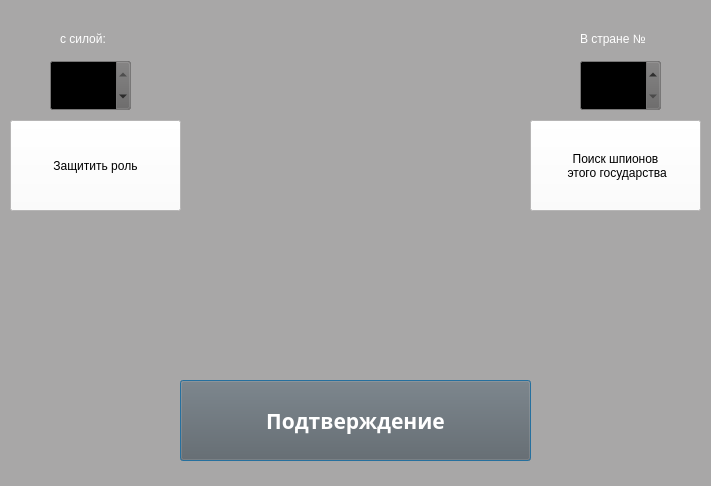
Old version of the form ministrys/kgb.ui in the repository vladyan18/MagaGame.
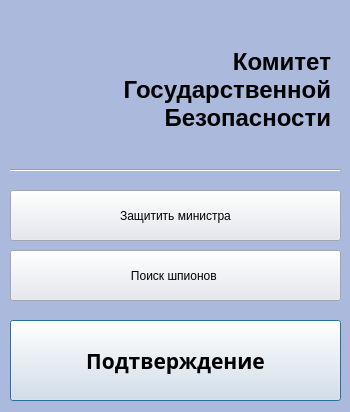
New version of the form. Icons and pictures are not drawn.

```diff
--- a/ministrys/kgb.ui
+++ b/ministrys/kgb.ui
@@ -6,8 +6,8 @@
    <rect>
     <x>0</x>
     <y>0</y>
-    <width>711</width>
-    <height>486</height>
+    <width>350</width>
+    <height>412</height>
    </rect>
   </property>
   <property name="palette">
@@ -25,9 +25,9 @@
      <colorrole role="Button">
       <brush brushstyle="SolidPattern">
        <color alpha="255">
-        <red>99</red>
-        <green>98</green>
-        <blue>98</blue>
+        <red>171</red>
+        <green>186</green>
+        <blue>220</blue>
        </color>
       </brush>
      </colorrole>
@@ -97,18 +97,18 @@
      <colorrole role="Base">
       <brush brushstyle="SolidPattern">
        <color alpha="255">
-        <red>0</red>
-        <green>0</green>
-        <blue>0</blue>
+        <red>171</red>
+        <green>186</green>
+        <blue>220</blue>
        </color>
       </brush>
      </colorrole>
      <colorrole role="Window">
       <brush brushstyle="SolidPattern">
        <color alpha="255">
-        <red>168</red>
-        <green>167</green>
-        <blue>167</blue>
+        <red>171</red>
+        <green>186</green>
+        <blue>220</blue>
        </color>
       </brush>
      </colorrole>
@@ -162,9 +162,9 @@
      <colorrole role="Button">
       <brush brushstyle="SolidPattern">
        <color alpha="255">
-        <red>99</red>
-        <green>98</green>
-        <blue>98</blue>
+        <red>171</red>
+        <green>186</green>
+        <blue>220</blue>
        </color>
       </brush>
      </colorrole>
@@ -234,18 +234,18 @@
      <colorrole role="Base">
       <brush brushstyle="SolidPattern">
        <color alpha="255">
-        <red>0</red>
-        <green>0</green>
-        <blue>0</blue>
+        <red>171</red>
+        <green>186</green>
+        <blue>220</blue>
        </color>
       </brush>
      </colorrole>
      <colorrole role="Window">
       <brush brushstyle="SolidPattern">
        <color alpha="255">
-        <red>168</red>
-        <green>167</green>
-        <blue>167</blue>
+        <red>171</red>
+        <green>186</green>
+        <blue>220</blue>
        </color>
       </brush>
      </colorrole>
@@ -299,9 +299,9 @@
      <colorrole role="Button">
       <brush brushstyle="SolidPattern">
        <color alpha="255">
-        <red>99</red>
-        <green>98</green>
-        <blue>98</blue>
+        <red>171</red>
+        <green>186</green>
+        <blue>220</blue>
        </color>
       </brush>
      </colorrole>
@@ -371,18 +371,18 @@
      <colorrole role="Base">
       <brush brushstyle="SolidPattern">
        <color alpha="255">
-        <red>168</red>
-        <green>167</green>
-        <blue>167</blue>
+        <red>171</red>
+        <green>186</green>
+        <blue>220</blue>
        </color>
       </brush>
      </colorrole>
      <colorrole role="Window">
       <brush brushstyle="SolidPattern">
        <color alpha="255">
-        <red>168</red>
-        <green>167</green>
-        <blue>167</blue>
+        <red>171</red>
+        <green>186</green>
+        <blue>220</blue>
        </color>
       </brush>
      </colorrole>
@@ -428,26 +428,35 @@
   <property name="windowTitle">
    <string>Комитет Государственной Безопасности</string>
   </property>
+  <property name="styleSheet">
+   <string notr="true">QDialog
+{
+	background-color: rgb(171, 186, 220);
+}</string>
+  </property>
   <widget class="QLabel" name="label">
    <property name="geometry">
     <rect>
-     <x>210</x>
-     <y>30</y>
-     <width>281</width>
-     <height>331</height>
+     <x>0</x>
+     <y>20</y>
+     <width>121</width>
+     <height>131</height>
     </rect>
    </property>
+   <property name="styleSheet">
+    <string notr="true">background-image: url(:/kgb.png);</string>
+   </property>
    <property name="text">
-    <string>&lt;html&gt;&lt;head/&gt;&lt;body&gt;&lt;p&gt;&lt;img src=&quot;:/kgb.png&quot;/&gt;&lt;/p&gt;&lt;/body&gt;&lt;/html&gt;</string>
+    <string>&lt;html&gt;&lt;head/&gt;&lt;body&gt;&lt;p&gt;&lt;br/&gt;&lt;/p&gt;&lt;/body&gt;&lt;/html&gt;</string>
    </property>
   </widget>
   <widget class="QPushButton" name="defRolesButton">
    <property name="geometry">
     <rect>
      <x>10</x>
-     <y>120</y>
-     <width>171</width>
-     <height>91</height>
+     <y>190</y>
+     <width>331</width>
+     <height>51</height>
     </rect>
    </property>
    <property name="palette">
@@ -465,9 +474,9 @@
       <colorrole role="Button">
        <brush brushstyle="SolidPattern">
         <color alpha="255">
-         <red>255</red>
-         <green>253</green>
-         <blue>253</blue>
+         <red>229</red>
+         <green>231</green>
+         <blue>240</blue>
         </color>
        </brush>
       </colorrole>
@@ -537,18 +546,18 @@
       <colorrole role="Base">
        <brush brushstyle="SolidPattern">
         <color alpha="255">
-         <red>255</red>
-         <green>255</green>
-         <blue>255</blue>
+         <red>229</red>
+         <green>231</green>
+         <blue>240</blue>
         </color>
        </brush>
       </colorrole>
       <colorrole role="Window">
        <brush brushstyle="SolidPattern">
         <color alpha="255">
-         <red>255</red>
-         <green>253</green>
-         <blue>253</blue>
+         <red>229</red>
+         <green>231</green>
+         <blue>240</blue>
         </color>
        </brush>
       </colorrole>
@@ -602,9 +611,9 @@
       <colorrole role="Button">
        <brush brushstyle="SolidPattern">
         <color alpha="255">
-         <red>255</red>
-         <green>253</green>
-         <blue>253</blue>
+         <red>229</red>
+         <green>231</green>
+         <blue>240</blue>
         </color>
        </brush>
       </colorrole>
@@ -674,18 +683,18 @@
       <colorrole role="Base">
        <brush brushstyle="SolidPattern">
         <color alpha="255">
-         <red>255</red>
-         <green>255</green>
-         <blue>255</blue>
+         <red>229</red>
+         <green>231</green>
+         <blue>240</blue>
         </color>
        </brush>
       </colorrole>
       <colorrole role="Window">
        <brush brushstyle="SolidPattern">
         <color alpha="255">
-         <red>255</red>
-         <green>253</green>
-         <blue>253</blue>
+         <red>229</red>
+         <green>231</green>
+         <blue>240</blue>
         </color>
        </brush>
       </colorrole>
@@ -739,9 +748,9 @@
       <colorrole role="Button">
        <brush brushstyle="SolidPattern">
         <color alpha="255">
-         <red>255</red>
-         <green>253</green>
-         <blue>253</blue>
+         <red>229</red>
+         <green>231</green>
+         <blue>240</blue>
         </color>
        </brush>
       </colorrole>
@@ -811,18 +820,18 @@
       <colorrole role="Base">
        <brush brushstyle="SolidPattern">
         <color alpha="255">
-         <red>255</red>
-         <green>253</green>
-         <blue>253</blue>
+         <red>229</red>
+         <green>231</green>
+         <blue>240</blue>
         </color>
        </brush>
       </colorrole>
       <colorrole role="Window">
        <brush brushstyle="SolidPattern">
         <color alpha="255">
-         <red>255</red>
-         <green>253</green>
-         <blue>253</blue>
+         <red>229</red>
+         <green>231</green>
+         <blue>240</blue>
         </color>
        </brush>
       </colorrole>
@@ -865,8 +874,14 @@
      </disabled>
     </palette>
    </property>
+   <property name="toolTip">
+    <string>&lt;html&gt;&lt;head/&gt;&lt;body&gt;&lt;p&gt;стоимость: 1.000.000&lt;/p&gt;&lt;p&gt;&lt;span style=&quot; font-size:9pt;&quot;&gt;Распределение опыта главы КГБ между министрами для защиты от вербовки.&lt;/span&gt;&lt;/p&gt;&lt;/body&gt;&lt;/html&gt;</string>
+   </property>
+   <property name="styleSheet">
+    <string notr="true">background-color: rgb(229, 231, 240);</string>
+   </property>
    <property name="text">
-    <string>Защитить роль</string>
+    <string>Защитить министра</string>
    </property>
    <property name="default">
     <bool>true</bool>
@@ -875,10 +890,10 @@
   <widget class="QPushButton" name="findMinButton">
    <property name="geometry">
     <rect>
-     <x>530</x>
-     <y>120</y>
-     <width>171</width>
-     <height>91</height>
+     <x>10</x>
+     <y>250</y>
+     <width>331</width>
+     <height>51</height>
     </rect>
    </property>
    <property name="palette">
@@ -896,9 +911,9 @@
       <colorrole role="Button">
        <brush brushstyle="SolidPattern">
         <color alpha="255">
-         <red>255</red>
-         <green>253</green>
-         <blue>253</blue>
+         <red>229</red>
+         <green>231</green>
+         <blue>240</blue>
         </color>
        </brush>
       </colorrole>
@@ -968,18 +983,18 @@
       <colorrole role="Base">
        <brush brushstyle="SolidPattern">
         <color alpha="255">
-         <red>255</red>
-         <green>255</green>
-         <blue>255</blue>
+         <red>229</red>
+         <green>231</green>
+         <blue>240</blue>
         </color>
        </brush>
       </colorrole>
       <colorrole role="Window">
        <brush brushstyle="SolidPattern">
         <color alpha="255">
-         <red>255</red>
-         <green>253</green>
-         <blue>253</blue>
+         <red>229</red>
+         <green>231</green>
+         <blue>240</blue>
         </color>
        </brush>
       </colorrole>
@@ -1033,9 +1048,9 @@
       <colorrole role="Button">
        <brush brushstyle="SolidPattern">
         <color alpha="255">
-         <red>255</red>
-         <green>253</green>
-         <blue>253</blue>
+         <red>229</red>
+         <green>231</green>
+         <blue>240</blue>
         </color>
        </brush>
       </colorrole>
@@ -1105,18 +1120,18 @@
       <colorrole role="Base">
        <brush brushstyle="SolidPattern">
         <color alpha="255">
-         <red>255</red>
-         <green>255</green>
-         <blue>255</blue>
+         <red>229</red>
+         <green>231</green>
+         <blue>240</blue>
         </color>
        </brush>
       </colorrole>
       <colorrole role="Window">
        <brush brushstyle="SolidPattern">
         <color alpha="255">
-         <red>255</red>
-         <green>253</green>
-         <blue>253</blue>
+         <red>229</red>
+         <green>231</green>
+         <blue>240</blue>
         </color>
        </brush>
       </colorrole>
@@ -1170,9 +1185,9 @@
       <colorrole role="Button">
        <brush brushstyle="SolidPattern">
         <color alpha="255">
-         <red>255</red>
-         <green>253</green>
-         <blue>253</blue>
+         <red>229</red>
+         <green>231</green>
+         <blue>240</blue>
         </color>
        </brush>
       </colorrole>
@@ -1242,18 +1257,18 @@
       <colorrole role="Base">
        <brush brushstyle="SolidPattern">
         <color alpha="255">
-         <red>255</red>
-         <green>253</green>
-         <blue>253</blue>
+         <red>229</red>
+         <green>231</green>
+         <blue>240</blue>
         </color>
        </brush>
       </colorrole>
       <colorrole role="Window">
        <brush brushstyle="SolidPattern">
         <color alpha="255">
-         <red>255</red>
-         <green>253</green>
-         <blue>253</blue>
+         <red>229</red>
+         <green>231</green>
+         <blue>240</blue>
         </color>
        </brush>
       </colorrole>
@@ -1296,9 +1311,14 @@
      </disabled>
     </palette>
    </property>
+   <property name="toolTip">
+    <string>&lt;html&gt;&lt;head/&gt;&lt;body&gt;&lt;p&gt;стоимость: 3.000.000&lt;/p&gt;&lt;p&gt;&lt;span style=&quot; font-size:9pt;&quot;&gt;Поиск шпионов указанного гоударства &lt;/span&gt;&lt;span style=&quot; font-size:7pt;&quot;&gt;под каждой кроватью в стране.&lt;/span&gt;&lt;/p&gt;&lt;/body&gt;&lt;/html&gt;</string>
+   </property>
+   <property name="styleSheet">
+    <string notr="true">background-color: rgb(229, 231, 240);</string>
+   </property>
    <property name="text">
-    <string>Поиск шпионов 
- этого государства</string>
+    <string>Поиск шпионов </string>
    </property>
    <property name="default">
     <bool>true</bool>
@@ -1310,9 +1330,9 @@
    </property>
    <property name="geometry">
     <rect>
-     <x>180</x>
-     <y>380</y>
-     <width>351</width>
+     <x>10</x>
+     <y>320</y>
+     <width>331</width>
      <height>81</height>
     </rect>
    </property>
@@ -1324,6 +1344,9 @@
      <bold>true</bold>
     </font>
    </property>
+   <property name="styleSheet">
+    <string notr="true">background-color: rgb(229, 231, 240);</string>
+   </property>
    <property name="text">
     <string>Подтверждение</string>
    </property>
@@ -1331,123 +1354,13 @@
     <bool>true</bool>
    </property>
   </widget>
-  <widget class="QSpinBox" name="numOfCountrySpinBox">
-   <property name="geometry">
-    <rect>
-     <x>580</x>
-     <y>60</y>
-     <width>81</width>
-     <height>51</height>
-    </rect>
-   </property>
-   <property name="palette">
-    <palette>
-     <active>
-      <colorrole role="WindowText">
-       <brush brushstyle="SolidPattern">
-        <color alpha="255">
-         <red>0</red>
-         <green>0</green>
-         <blue>0</blue>
-        </color>
-       </brush>
-      </colorrole>
-      <colorrole role="Text">
-       <brush brushstyle="SolidPattern">
-        <color alpha="255">
-         <red>0</red>
-         <green>0</green>
-         <blue>0</blue>
-        </color>
-       </brush>
-      </colorrole>
-     </active>
-     <inactive>
-      <colorrole role="WindowText">
-       <brush brushstyle="SolidPattern">
-        <color alpha="255">
-         <red>0</red>
-         <green>0</green>
-         <blue>0</blue>
-        </color>
-       </brush>
-      </colorrole>
-      <colorrole role="Text">
-       <brush brushstyle="SolidPattern">
-        <color alpha="255">
-         <red>0</red>
-         <green>0</green>
-         <blue>0</blue>
-        </color>
-       </brush>
-      </colorrole>
-     </inactive>
-     <disabled>
-      <colorrole role="WindowText">
-       <brush brushstyle="SolidPattern">
-        <color alpha="255">
-         <red>49</red>
-         <green>49</green>
-         <blue>49</blue>
-        </color>
-       </brush>
-      </colorrole>
-      <colorrole role="Text">
-       <brush brushstyle="SolidPattern">
-        <color alpha="255">
-         <red>49</red>
-         <green>49</green>
-         <blue>49</blue>
-        </color>
-       </brush>
-      </colorrole>
-     </disabled>
-    </palette>
-   </property>
-   <property name="font">
-    <font>
-     <pointsize>16</pointsize>
-     <weight>75</weight>
-     <bold>true</bold>
-    </font>
-   </property>
-   <property name="minimum">
-    <number>1</number>
-   </property>
-  </widget>
   <widget class="QLabel" name="label_2">
    <property name="geometry">
     <rect>
-     <x>580</x>
-     <y>30</y>
-     <width>91</width>
-     <height>17</height>
-    </rect>
-   </property>
-   <property name="text">
-    <string>В стране №</string>
-   </property>
-  </widget>
-  <widget class="QLabel" name="label_4">
-   <property name="geometry">
-    <rect>
-     <x>60</x>
-     <y>30</y>
-     <width>67</width>
-     <height>17</height>
-    </rect>
-   </property>
-   <property name="text">
-    <string>с силой:</string>
-   </property>
-  </widget>
-  <widget class="QSpinBox" name="powerSpinBox">
-   <property name="geometry">
-    <rect>
-     <x>50</x>
-     <y>60</y>
-     <width>81</width>
-     <height>51</height>
+     <x>120</x>
+     <y>40</y>
+     <width>211</width>
+     <height>101</height>
     </rect>
    </property>
    <property name="palette">
@@ -1514,36 +1427,27 @@
      </disabled>
     </palette>
    </property>
-   <property name="font">
-    <font>
-     <pointsize>16</pointsize>
-     <weight>75</weight>
-     <bold>true</bold>
-    </font>
+   <property name="toolTip">
+    <string>&lt;html&gt;&lt;head/&gt;&lt;body&gt;&lt;p&gt;&lt;span style=&quot; font-size:7pt;&quot;&gt;Мы знаем, что ты у тебя в папке &amp;quot;учеба&amp;quot;.&lt;/span&gt;&lt;/p&gt;&lt;/body&gt;&lt;/html&gt;</string>
    </property>
-   <property name="readOnly">
-    <bool>false</bool>
+   <property name="text">
+    <string>&lt;html&gt;&lt;head/&gt;&lt;body&gt;&lt;p align=&quot;right&quot;&gt;&lt;span style=&quot; font-size:18pt; font-weight:600;&quot;&gt;Комитет&lt;br/&gt;Государственной&lt;br/&gt;Безопасности&lt;/span&gt;&lt;/p&gt;&lt;/body&gt;&lt;/html&gt;</string>
    </property>
-   <property name="accelerated">
-    <bool>false</bool>
+  </widget>
+  <widget class="Line" name="line">
+   <property name="geometry">
+    <rect>
+     <x>10</x>
+     <y>160</y>
+     <width>331</width>
+     <height>21</height>
+    </rect>
    </property>
-   <property name="correctionMode">
-    <enum>QAbstractSpinBox::CorrectToNearestValue</enum>
+   <property name="lineWidth">
+    <number>1</number>
    </property>
-   <property name="keyboardTracking">
-    <bool>true</bool>
-   </property>
-   <property name="minimum">
-    <number>10</number>
-   </property>
-   <property name="maximum">
-    <number>100</number>
-   </property>
-   <property name="singleStep">
-    <number>10</number>
-   </property>
-   <property name="value">
-    <number>100</number>
+   <property name="orientation">
+    <enum>Qt::Horizontal</enum>
    </property>
   </widget>
  </widget>
```
